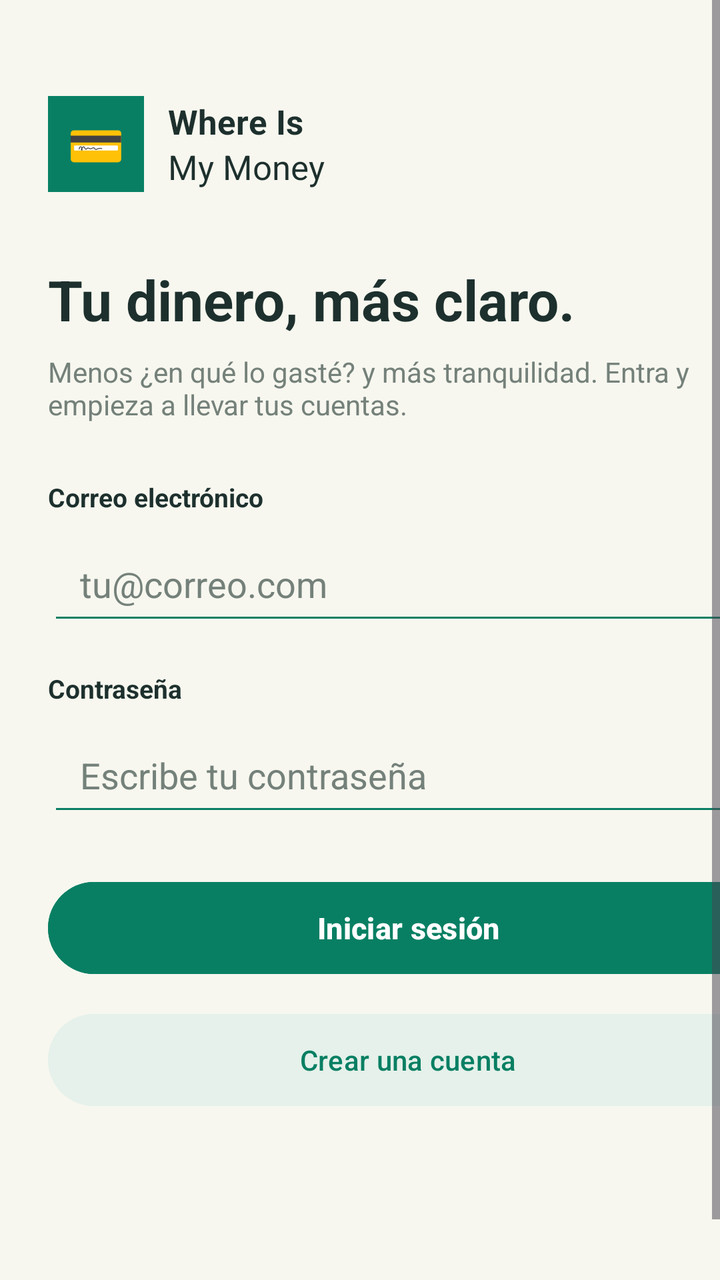
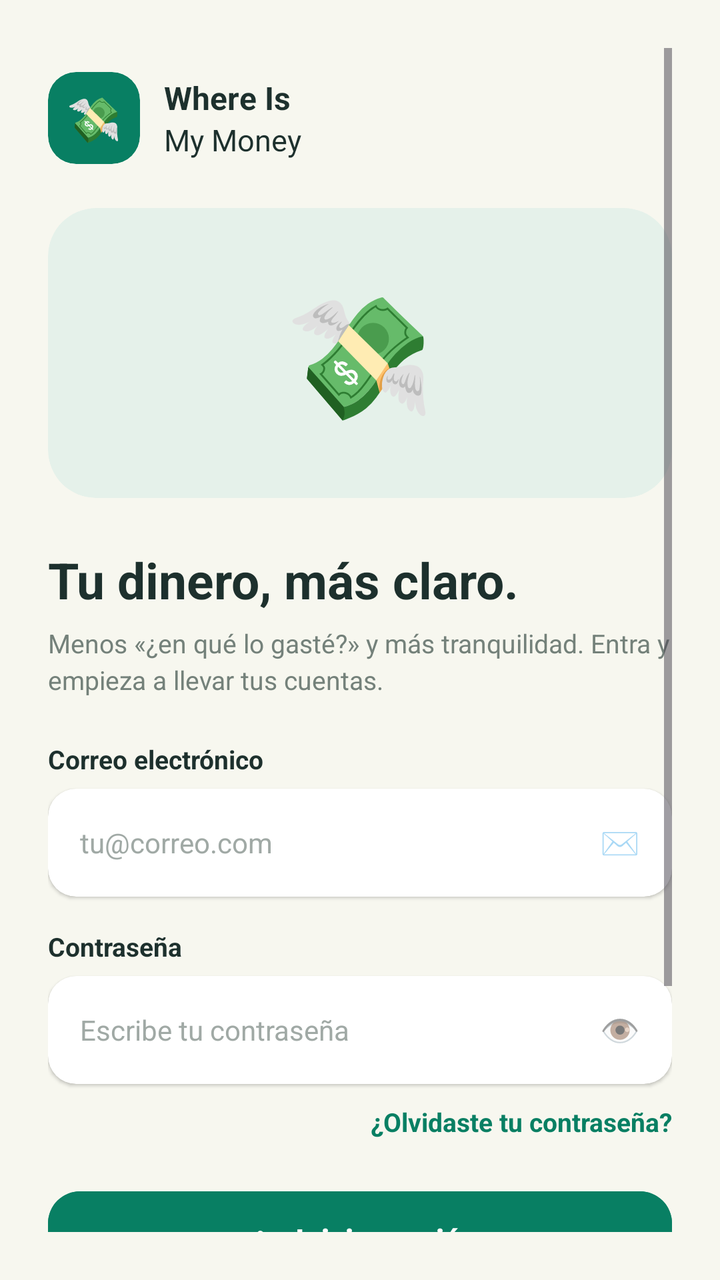

Two renders of the same Android screen: before a commit and after it. Below are the layout's source before the change and the commit's diff.
<!-- AndroidManifest.xml: application theme Theme.WhereIsMyMoney -->
<!-- res/layout/activity_main.xml -->
<?xml version="1.0" encoding="utf-8"?>
<ScrollView
    xmlns:android="http://schemas.android.com/apk/res/android"
    android:layout_width="match_parent"
    android:layout_height="match_parent"
    android:background="#F7F7EF"
    android:fillViewport="true">

    <LinearLayout
        android:id="@+id/main"
        android:layout_width="match_parent"
        android:layout_height="wrap_content"
        android:orientation="vertical"
        android:layout_marginStart="24dp"
        android:layout_marginEnd="24dp"
        android:layout_marginTop="32dp"
        android:layout_marginBottom="32dp"
        android:gravity="center_horizontal">

        
        <LinearLayout
            android:layout_width="match_parent"
            android:layout_height="wrap_content"
            android:orientation="horizontal"
            android:gravity="center_vertical"
            android:layout_marginTop="16dp"
            android:layout_marginBottom="35dp">

            <TextView
                android:layout_width="48dp"
                android:layout_height="48dp"
                android:background="#087F63"
                android:gravity="center"
                android:text="💳"
                android:textSize="23sp"/>

            <LinearLayout
                android:layout_width="wrap_content"
                android:layout_height="wrap_content"
                android:orientation="vertical"
                android:layout_marginStart="12dp">

                <TextView
                    android:layout_width="wrap_content"
                    android:layout_height="wrap_content"
                    android:text="Where Is"
                    android:textColor="#1D302D"
                    android:textSize="17sp"
                    android:textStyle="bold"/>

                <TextView
                    android:layout_width="wrap_content"
                    android:layout_height="wrap_content"
                    android:text="My Money"
                    android:textColor="#1D302D"
                    android:textSize="17sp"/>
            </LinearLayout>
        </LinearLayout>

        
        <TextView
            android:layout_width="match_parent"
            android:layout_height="wrap_content"
            android:text="Tu dinero, más claro."
            android:textColor="#1D302D"
            android:textSize="28sp"
            android:textStyle="bold"
            android:layout_marginBottom="8dp"/>

        <TextView
            android:layout_width="match_parent"
            android:layout_height="wrap_content"
            android:text="Menos ¿en qué lo gasté? y más tranquilidad. Entra y empieza a llevar tus cuentas."
            android:textColor="#74817A"
            android:textSize="14sp"
            android:layout_marginBottom="28dp"/>

        
        <EditText
            android:id="@+id/etNombre"
            android:layout_width="match_parent"
            android:layout_height="54dp"
            android:paddingStart="16dp"
            android:paddingEnd="16dp"
            android:backgroundTint="#087F63"
            android:hint="Nombre completo"
            android:textColor="#1D302D"
            android:textColorHint="#74817A"
            android:inputType="textPersonName"
            android:visibility="gone"
            android:layout_marginBottom="16dp"/>

        
        <TextView
            android:layout_width="match_parent"
            android:layout_height="wrap_content"
            android:text="Correo electrónico"
            android:textColor="#1D302D"
            android:textStyle="bold"
            android:textSize="13sp"
            android:layout_marginBottom="6dp"/>

        <EditText
            android:id="@+id/etCorreo"
            android:layout_width="match_parent"
            android:layout_height="54dp"
            android:paddingStart="16dp"
            android:paddingEnd="16dp"
            android:backgroundTint="#087F63"
            android:hint="tu@correo.com"
            android:textColor="#1D302D"
            android:textColorHint="#74817A"
            android:inputType="textEmailAddress"
            android:singleLine="true"
            android:layout_marginBottom="18dp"/>

        
        <TextView
            android:layout_width="match_parent"
            android:layout_height="wrap_content"
            android:text="Contraseña"
            android:textColor="#1D302D"
            android:textStyle="bold"
            android:textSize="13sp"
            android:layout_marginBottom="6dp"/>

        <EditText
            android:id="@+id/etClave"
            android:layout_width="match_parent"
            android:layout_height="54dp"
            android:paddingStart="16dp"
            android:paddingEnd="16dp"
            android:backgroundTint="#087F63"
            android:hint="Escribe tu contraseña"
            android:textColor="#1D302D"
            android:textColorHint="#74817A"
            android:inputType="textPassword"
            android:singleLine="true"/>

        
        <Button
            android:id="@+id/btnIngresar"
            android:layout_width="match_parent"
            android:layout_height="54dp"
            android:layout_marginTop="24dp"
            android:text="Iniciar sesión"
            android:textColor="#FFFFFF"
            android:textSize="15sp"
            android:textStyle="bold"
            android:backgroundTint="#087F63"
            android:textAllCaps="false"/>

        
        <Button
            android:id="@+id/btnRegistrar"
            android:layout_width="match_parent"
            android:layout_height="54dp"
            android:layout_marginTop="12dp"
            android:text="Crear una cuenta"
            android:textColor="#087F63"
            android:textSize="14sp"
            android:backgroundTint="#E5F1EA"
            android:textAllCaps="false"/>

        
        <TextView
            android:id="@+id/tvEstado"
            android:layout_width="match_parent"
            android:layout_height="wrap_content"
            android:gravity="center"
            android:textColor="#74817A"
            android:textSize="13sp"
            android:layout_marginTop="16dp"/>

    </LinearLayout>
</ScrollView>
<!-- resources referenced by this layout -->
<resources>
  <style name="Theme.WhereIsMyMoney" parent="Base.Theme.WhereIsMyMoney" />
  <style name="Base.Theme.WhereIsMyMoney" parent="Theme.Material3.DayNight.NoActionBar">
          
          
      </style>
</resources>

<!-- the commit's change to res/layout/activity_main.xml (unified diff, before → after) -->
@@ -1,21 +1,19 @@
 <?xml version="1.0" encoding="utf-8"?>
-<ScrollView
-    xmlns:android="http://schemas.android.com/apk/res/android"
+<ScrollView xmlns:android="http://schemas.android.com/apk/res/android"
+    xmlns:app="http://schemas.android.com/apk/res-auto"
     android:layout_width="match_parent"
     android:layout_height="match_parent"
     android:background="#F7F7EF"
-    android:fillViewport="true">
+    android:fillViewport="true"
+    android:padding="24dp">
 
     <LinearLayout
         android:id="@+id/main"
         android:layout_width="match_parent"
         android:layout_height="wrap_content"
         android:orientation="vertical"
-        android:layout_marginStart="24dp"
-        android:layout_marginEnd="24dp"
-        android:layout_marginTop="32dp"
-        android:layout_marginBottom="32dp"
-        android:gravity="center_horizontal">
+        android:paddingTop="12dp"
+        android:paddingBottom="24dp">
 
         
         <LinearLayout
@@ -23,16 +21,22 @@
             android:layout_height="wrap_content"
             android:orientation="horizontal"
             android:gravity="center_vertical"
-            android:layout_marginTop="16dp"
-            android:layout_marginBottom="35dp">
-
-            <TextView
-                android:layout_width="48dp"
-                android:layout_height="48dp"
-                android:background="#087F63"
-                android:gravity="center"
-                android:text="💳"
-                android:textSize="23sp"/>
+            android:layout_marginBottom="22dp">
+
+            <androidx.cardview.widget.CardView
+                android:layout_width="46dp"
+                android:layout_height="46dp"
+                app:cardBackgroundColor="#087F63"
+                app:cardCornerRadius="14dp"
+                app:cardElevation="0dp">
+
+                <TextView
+                    android:layout_width="match_parent"
+                    android:layout_height="match_parent"
+                    android:gravity="center"
+                    android:text="💸"
+                    android:textSize="22sp"/>
+            </androidx.cardview.widget.CardView>
 
             <LinearLayout
                 android:layout_width="wrap_content"
@@ -45,7 +49,7 @@
                     android:layout_height="wrap_content"
                     android:text="Where Is"
                     android:textColor="#1D302D"
-                    android:textSize="17sp"
+                    android:textSize="16sp"
                     android:textStyle="bold"/>
 
                 <TextView
@@ -53,9 +57,33 @@
                     android:layout_height="wrap_content"
                     android:text="My Money"
                     android:textColor="#1D302D"
-                    android:textSize="17sp"/>
+                    android:textSize="15sp"/>
             </LinearLayout>
         </LinearLayout>
+
+        
+        <androidx.cardview.widget.CardView
+            android:layout_width="match_parent"
+            android:layout_height="145dp"
+            android:layout_marginBottom="24dp"
+            app:cardBackgroundColor="#E5F1EA"
+            app:cardCornerRadius="24dp"
+            app:cardElevation="0dp">
+
+            <LinearLayout
+                android:layout_width="match_parent"
+                android:layout_height="match_parent"
+                android:gravity="center"
+                android:orientation="vertical">
+
+                <TextView
+                    android:layout_width="wrap_content"
+                    android:layout_height="wrap_content"
+                    android:text="💸"
+                    android:textSize="60sp"/>
+
+            </LinearLayout>
+        </androidx.cardview.widget.CardView>
 
         
         <TextView
@@ -63,32 +91,27 @@
             android:layout_height="wrap_content"
             android:text="Tu dinero, más claro."
             android:textColor="#1D302D"
-            android:textSize="28sp"
-            android:textStyle="bold"
-            android:layout_marginBottom="8dp"/>
-
-        <TextView
-            android:layout_width="match_parent"
-            android:layout_height="wrap_content"
-            android:text="Menos ¿en qué lo gasté? y más tranquilidad. Entra y empieza a llevar tus cuentas."
+            android:textSize="25sp"
+            android:textStyle="bold"
+            android:layout_marginBottom="6dp"/>
+
+        <TextView
+            android:layout_width="match_parent"
+            android:layout_height="wrap_content"
+            android:text="Menos «¿en qué lo gasté?» y más tranquilidad. Entra y empieza a llevar tus cuentas."
             android:textColor="#74817A"
-            android:textSize="14sp"
-            android:layout_marginBottom="28dp"/>
+            android:textSize="13sp"
+            android:lineSpacingExtra="3dp"
+            android:layout_marginBottom="22dp"/>
 
         
         <EditText
             android:id="@+id/etNombre"
             android:layout_width="match_parent"
-            android:layout_height="54dp"
-            android:paddingStart="16dp"
-            android:paddingEnd="16dp"
-            android:backgroundTint="#087F63"
+            android:layout_height="52dp"
             android:hint="Nombre completo"
-            android:textColor="#1D302D"
-            android:textColorHint="#74817A"
             android:inputType="textPersonName"
-            android:visibility="gone"
-            android:layout_marginBottom="16dp"/>
+            android:visibility="gone"/>
 
         
         <TextView
@@ -96,23 +119,46 @@
             android:layout_height="wrap_content"
             android:text="Correo electrónico"
             android:textColor="#1D302D"
-            android:textStyle="bold"
-            android:textSize="13sp"
+            android:textSize="13sp"
+            android:textStyle="bold"
             android:layout_marginBottom="6dp"/>
 
-        <EditText
-            android:id="@+id/etCorreo"
+        <androidx.cardview.widget.CardView
             android:layout_width="match_parent"
             android:layout_height="54dp"
-            android:paddingStart="16dp"
-            android:paddingEnd="16dp"
-            android:backgroundTint="#087F63"
-            android:hint="tu@correo.com"
-            android:textColor="#1D302D"
-            android:textColorHint="#74817A"
-            android:inputType="textEmailAddress"
-            android:singleLine="true"
-            android:layout_marginBottom="18dp"/>
+            android:layout_marginBottom="16dp"
+            app:cardBackgroundColor="#FFFFFF"
+            app:cardCornerRadius="14dp"
+            app:cardElevation="1dp">
+
+            <LinearLayout
+                android:layout_width="match_parent"
+                android:layout_height="match_parent"
+                android:orientation="horizontal"
+                android:gravity="center_vertical"
+                android:paddingHorizontal="16dp">
+
+                <EditText
+                    android:id="@+id/etCorreo"
+                    android:layout_width="0dp"
+                    android:layout_height="match_parent"
+                    android:layout_weight="1"
+                    android:background="@android:color/transparent"
+                    android:hint="tu@correo.com"
+                    android:inputType="textEmailAddress"
+                    android:singleLine="true"
+                    android:textColor="#1D302D"
+                    android:textColorHint="#A0A9A5"
+                    android:textSize="14sp"/>
+
+                <TextView
+                    android:layout_width="wrap_content"
+                    android:layout_height="wrap_content"
+                    android:text="✉️"
+                    android:textSize="16sp"
+                    android:alpha="0.6"/>
+            </LinearLayout>
+        </androidx.cardview.widget.CardView>
 
         
         <TextView
@@ -120,47 +166,87 @@
             android:layout_height="wrap_content"
             android:text="Contraseña"
             android:textColor="#1D302D"
-            android:textStyle="bold"
-            android:textSize="13sp"
+            android:textSize="13sp"
+            android:textStyle="bold"
             android:layout_marginBottom="6dp"/>
 
-        <EditText
-            android:id="@+id/etClave"
+        <androidx.cardview.widget.CardView
             android:layout_width="match_parent"
             android:layout_height="54dp"
-            android:paddingStart="16dp"
-            android:paddingEnd="16dp"
+            android:layout_marginBottom="10dp"
+            app:cardBackgroundColor="#FFFFFF"
+            app:cardCornerRadius="14dp"
+            app:cardElevation="1dp">
+
+            <LinearLayout
+                android:layout_width="match_parent"
+                android:layout_height="match_parent"
+                android:orientation="horizontal"
+                android:gravity="center_vertical"
+                android:paddingHorizontal="16dp">
+
+                <EditText
+                    android:id="@+id/etClave"
+                    android:layout_width="0dp"
+                    android:layout_height="match_parent"
+                    android:layout_weight="1"
+                    android:background="@android:color/transparent"
+                    android:hint="Escribe tu contraseña"
+                    android:inputType="textPassword"
+                    android:singleLine="true"
+                    android:textColor="#1D302D"
+                    android:textColorHint="#A0A9A5"
+                    android:textSize="14sp"/>
+
+                <TextView
+                    android:layout_width="wrap_content"
+                    android:layout_height="wrap_content"
+                    android:text="👁️"
+                    android:textSize="16sp"
+                    android:alpha="0.6"/>
+            </LinearLayout>
+        </androidx.cardview.widget.CardView>
+
+        
+        <TextView
+            android:layout_width="match_parent"
+            android:layout_height="wrap_content"
+            android:text="¿Olvidaste tu contraseña?"
+            android:textColor="#087F63"
+            android:textSize="13sp"
+            android:textStyle="bold"
+            android:gravity="end"
+            android:layout_marginBottom="22dp"/>
+
+        
+        <com.google.android.material.button.MaterialButton
+            android:id="@+id/btnIngresar"
+            android:layout_width="match_parent"
+            android:layout_height="56dp"
             android:backgroundTint="#087F63"
-            android:hint="Escribe tu contraseña"
-            android:textColor="#1D302D"
-            android:textColorHint="#74817A"
-            android:inputType="textPassword"
-            android:singleLine="true"/>
-
-        
-        <Button
-            android:id="@+id/btnIngresar"
-            android:layout_width="match_parent"
-            android:layout_height="54dp"
-            android:layout_marginTop="24dp"
-            android:text="Iniciar sesión"
+            android:text="➜   Iniciar sesión"
+            android:textAllCaps="false"
             android:textColor="#FFFFFF"
             android:textSize="15sp"
             android:textStyle="bold"
-            android:backgroundTint="#087F63"
-            android:textAllCaps="false"/>
-
-        
-        <Button
+            app:cornerRadius="16dp"
+            app:elevation="0dp"
+            android:layout_marginBottom="12dp"/>
+
+        
+        <com.google.android.material.button.MaterialButton
             android:id="@+id/btnRegistrar"
             android:layout_width="match_parent"
             android:layout_height="54dp"
-            android:layout_marginTop="12dp"
-            android:text="Crear una cuenta"
+            android:backgroundTint="#E5F1EA"
+            android:text="¿Primera vez por aquí?  Regístrate"
+            android:textAllCaps="false"
             android:textColor="#087F63"
-            android:textSize="14sp"
-            android:backgroundTint="#E5F1EA"
-            android:textAllCaps="false"/>
+            android:textSize="13.5sp"
+            android:textStyle="bold"
+            app:cornerRadius="16dp"
+            app:elevation="0dp"
+            android:layout_marginBottom="20dp"/>
 
         
         <TextView
@@ -170,7 +256,30 @@
             android:gravity="center"
             android:textColor="#74817A"
             android:textSize="13sp"
-            android:layout_marginTop="16dp"/>
+            android:layout_marginBottom="10dp"/>
+
+        
+        <LinearLayout
+            android:layout_width="match_parent"
+            android:layout_height="wrap_content"
+            android:orientation="horizontal"
+            android:gravity="center"
+            android:layout_marginTop="6dp">
+
+            <TextView
+                android:layout_width="wrap_content"
+                android:layout_height="wrap_content"
+                android:text="🔒  "
+                android:textSize="12sp"/>
+
+            <TextView
+                android:layout_width="wrap_content"
+                android:layout_height="wrap_content"
+                android:text="Tus cuentas, en tu espacio."
+                android:textColor="#74817A"
+                android:textSize="12sp"/>
+        </LinearLayout>
 
     </LinearLayout>
+
 </ScrollView>
